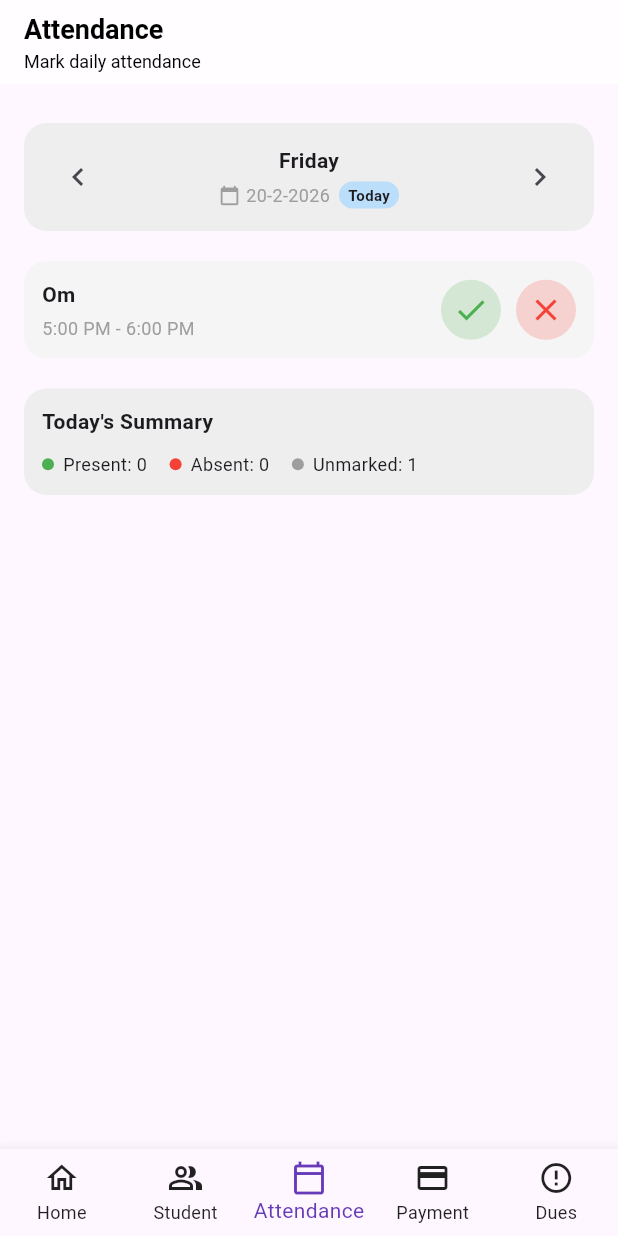
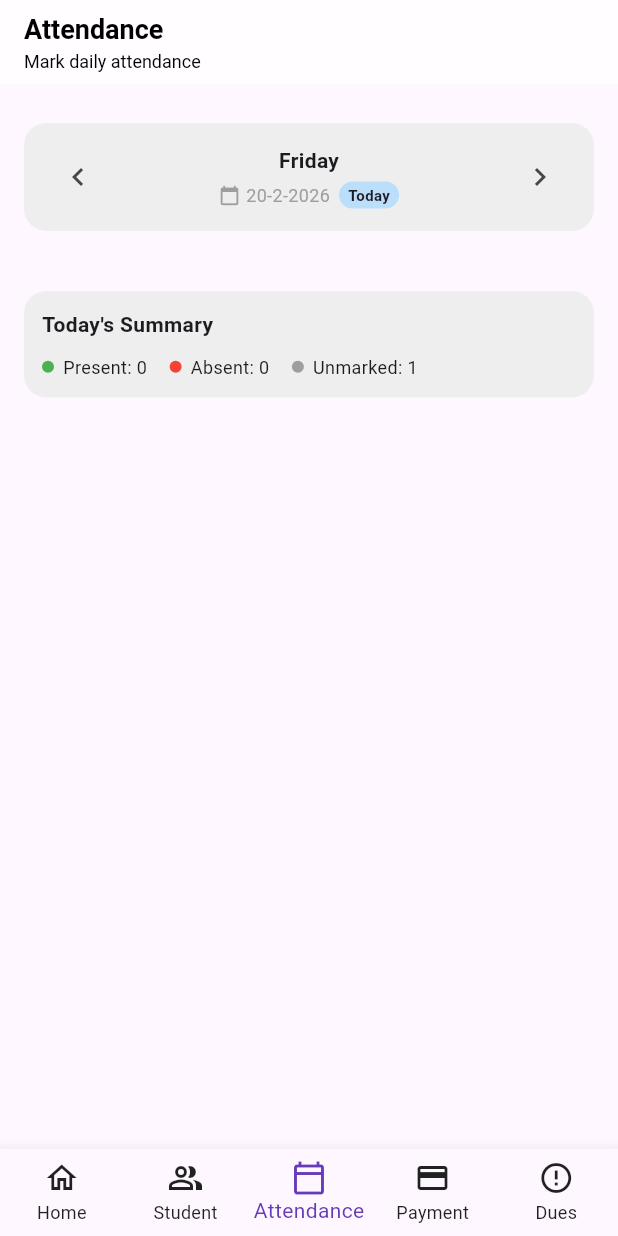
Before and after one commit to jayprajapati2246/music_class, a Flutter app: the screen it shows after launch, item 3 of the bottom bar chosen, on a phone screen of 412 x 824 dp. Run offline on Flutter 3.47's test engine with Material 3 defaults, Android fonts, the phone set to English and light mode, and no system bars; our stand-ins replace cloud_firestore, firebase_core, get; accounts and stored records are empty.

Commit message:
all done attendance

```diff
--- a/lib/screen.dart
+++ b/lib/screen.dart
@@ -26,7 +26,7 @@ class _MainscreenState extends State<Mainscreen> {
   final List<String> titles = [
     "Home",
     "Student",
-    "Attendance",
+   "Attendance",
     "Payment",
     "Dues",
   ];
@@ -34,7 +34,7 @@ class _MainscreenState extends State<Mainscreen> {
   final List<String> subtitles = [
     "Music Class Dashboard",
     "0 enrolled",
-    "Mark daily attendance",
+     "Mark daily attendance",
     "₹0 collected today",
     "All payments cleared",
   ];
--- a/lib/screen/attendance.dart
+++ b/lib/screen/attendance.dart
@@ -1,4 +1,9 @@
 import 'package:flutter/material.dart';
+import 'package:get/get_core/src/get_main.dart';
+import 'package:get/get_instance/src/extension_instance.dart';
+
+import '../Logic/controller/showstudent.dart';
+import '../Logic/model/Student.dart';
 
 class Attendance extends StatefulWidget {
   const Attendance({super.key});
@@ -58,8 +63,11 @@ class _AttendanceState extends State<Attendance> {
             selectedDate.month == DateTime.now().month &&
             selectedDate.year == DateTime.now().year;
 
+    final Showstudent showController = Get.put(Showstudent());
+
     return Scaffold(
-      body: Padding(
+      body:SingleChildScrollView(
+        child:  Padding(
           padding: const EdgeInsets.all(16),
           child: Column(
             children: [
@@ -140,62 +148,14 @@ class _AttendanceState extends State<Attendance> {
               const SizedBox(height: 20),
 
               /// ================= COURSE + TIME =================
-            Container(
-              padding: const EdgeInsets.all(12),
-              decoration: BoxDecoration(
-                color: Colors.grey.shade100,
-                borderRadius: BorderRadius.circular(15),
-              ),
-              child: Row(
-                children: [
-
-                  const Expanded(
-                    child: Column(
-                      crossAxisAlignment:
-                      CrossAxisAlignment.start,
-                      children: [
-                        Text(
-                          "Om",
-                          style: TextStyle(
-                              fontWeight:
-                              FontWeight.bold),
-                        ),
-                        SizedBox(height: 4),
-                        Text(
-                          "5:00 PM - 6:00 PM",
-                          style: TextStyle(
-                              fontSize: 12,
-                              color: Colors.grey),
-                        ),
-                      ],
-                    ),
-                  ),
-
-                  CircleAvatar(
-                    radius: 20,
-                    backgroundColor:
-                    Colors.green.withOpacity(0.2),
-                    child: IconButton(
-                      icon: const Icon(Icons.check,
-                          color: Colors.green),
-                      onPressed: markPresent,
-                    ),
-                  ),
-
-                  const SizedBox(width: 10),
-
-                  CircleAvatar(
-                    radius: 20,
-                    backgroundColor:
-                    Colors.red.withOpacity(0.2),
-                    child: IconButton(
-                      icon: const Icon(Icons.close,
-                          color: Colors.red),
-                      onPressed: markAbsent,
-                    ),
-                  ),
-                ],
-              ),
+              ListView.builder(
+                shrinkWrap: true,
+                physics: const NeverScrollableScrollPhysics(),
+                itemCount: showController.students.length,
+                itemBuilder: (context, index) {
+                  final StudentModel student = showController.students[index];
+                  return studentListItem(student);
+                },
               ),
 
               const SizedBox(height: 20),
@@ -239,6 +199,7 @@ class _AttendanceState extends State<Attendance> {
             ],
           ),
         ),
+      )
     );
   }
 
@@ -261,4 +222,82 @@ class _AttendanceState extends State<Attendance> {
       ],
     );
   }
+
+  Widget studentListItem(StudentModel student) {
+    return Padding(
+      padding: const EdgeInsets.symmetric(horizontal: 10, vertical: 6),
+      child: Container(
+        padding: const EdgeInsets.all(14),
+        decoration: BoxDecoration(
+          color: Colors.grey.shade100,
+          borderRadius: BorderRadius.circular(14),
+        ),
+        child: Row(
+          children: [
+
+            /// ================= NAME + TIME =================
+            Expanded(
+              child: Column(
+                crossAxisAlignment: CrossAxisAlignment.start,
+                children: [
+                  Text(
+                    student.name,
+                    style: const TextStyle(
+                      fontSize: 16,
+                      fontWeight: FontWeight.w600,
+                    ),
+                  ),
+                  const SizedBox(height: 4),
+                  Text(
+                    student.batchTime,
+                    style: const TextStyle(
+                      fontSize: 13,
+                      color: Colors.grey,
+                    ),
+                  ),
+                ],
+              ),
+            ),
+
+            /// ================= PRESENT BUTTON =================
+            CircleAvatar(
+              radius: 18,
+              backgroundColor: Colors.green.withOpacity(0.15),
+              child: IconButton(
+                padding: EdgeInsets.zero,
+                icon: const Icon(
+                  Icons.check,
+                  color: Colors.green,
+                  size: 18,
+                ),
+                onPressed: () {
+                  print("${student.name} marked Present");
+                },
+              ),
+            ),
+
+            const SizedBox(width: 10),
+
+            /// ================= ABSENT BUTTON =================
+            CircleAvatar(
+              radius: 18,
+              backgroundColor: Colors.red.withOpacity(0.15),
+              child: IconButton(
+                padding: EdgeInsets.zero,
+                icon: const Icon(
+                  Icons.close,
+                  color: Colors.red,
+                  size: 18,
+                ),
+                onPressed: () {
+                  print("${student.name} marked Absent");
+                },
+              ),
+            ),
+          ],
+        ),
+      ),
+    );
   }
+
+}
```
Lines whose indentation alone changed are shown as unchanged.
